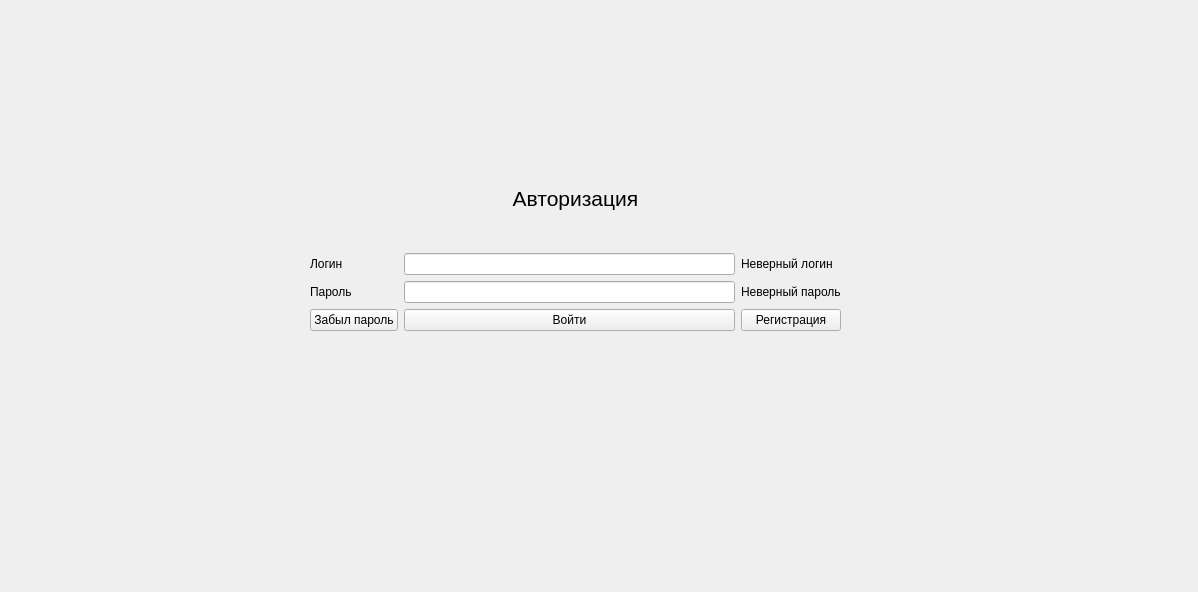
The window that auth_form.ui (k0swel/mpu_project) describes before a commit, drawn with Qt 5.
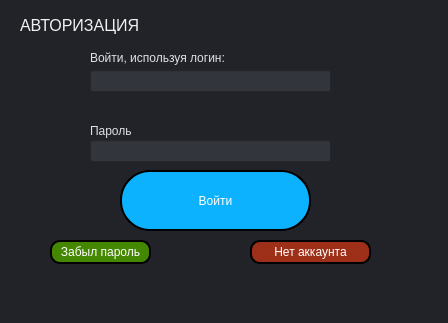
The same window after the commit.

What changed in the file:
```diff
--- a/auth_form.ui
+++ b/auth_form.ui
@@ -6,101 +6,504 @@
    <rect>
     <x>0</x>
     <y>0</y>
-    <width>1198</width>
-    <height>592</height>
+    <width>448</width>
+    <height>323</height>
    </rect>
   </property>
+  <property name="palette">
+   <palette>
+    <active>
+     <colorrole role="Button">
+      <brush brushstyle="SolidPattern">
+       <color alpha="255">
+        <red>33</red>
+        <green>35</green>
+        <blue>40</blue>
+       </color>
+      </brush>
+     </colorrole>
+     <colorrole role="Base">
+      <brush brushstyle="SolidPattern">
+       <color alpha="255">
+        <red>33</red>
+        <green>35</green>
+        <blue>40</blue>
+       </color>
+      </brush>
+     </colorrole>
+     <colorrole role="Window">
+      <brush brushstyle="SolidPattern">
+       <color alpha="255">
+        <red>33</red>
+        <green>35</green>
+        <blue>40</blue>
+       </color>
+      </brush>
+     </colorrole>
+     <colorrole role="Link">
+      <brush brushstyle="SolidPattern">
+       <color alpha="255">
+        <red>138</red>
+        <green>136</green>
+        <blue>135</blue>
+       </color>
+      </brush>
+     </colorrole>
+     <colorrole role="LinkVisited">
+      <brush brushstyle="SolidPattern">
+       <color alpha="255">
+        <red>138</red>
+        <green>136</green>
+        <blue>135</blue>
+       </color>
+      </brush>
+     </colorrole>
+    </active>
+    <inactive>
+     <colorrole role="Button">
+      <brush brushstyle="SolidPattern">
+       <color alpha="255">
+        <red>33</red>
+        <green>35</green>
+        <blue>40</blue>
+       </color>
+      </brush>
+     </colorrole>
+     <colorrole role="Base">
+      <brush brushstyle="SolidPattern">
+       <color alpha="255">
+        <red>33</red>
+        <green>35</green>
+        <blue>40</blue>
+       </color>
+      </brush>
+     </colorrole>
+     <colorrole role="Window">
+      <brush brushstyle="SolidPattern">
+       <color alpha="255">
+        <red>33</red>
+        <green>35</green>
+        <blue>40</blue>
+       </color>
+      </brush>
+     </colorrole>
+     <colorrole role="Link">
+      <brush brushstyle="SolidPattern">
+       <color alpha="255">
+        <red>138</red>
+        <green>136</green>
+        <blue>135</blue>
+       </color>
+      </brush>
+     </colorrole>
+     <colorrole role="LinkVisited">
+      <brush brushstyle="SolidPattern">
+       <color alpha="255">
+        <red>138</red>
+        <green>136</green>
+        <blue>135</blue>
+       </color>
+      </brush>
+     </colorrole>
+    </inactive>
+    <disabled>
+     <colorrole role="Button">
+      <brush brushstyle="SolidPattern">
+       <color alpha="255">
+        <red>33</red>
+        <green>35</green>
+        <blue>40</blue>
+       </color>
+      </brush>
+     </colorrole>
+     <colorrole role="Base">
+      <brush brushstyle="SolidPattern">
+       <color alpha="255">
+        <red>33</red>
+        <green>35</green>
+        <blue>40</blue>
+       </color>
+      </brush>
+     </colorrole>
+     <colorrole role="Window">
+      <brush brushstyle="SolidPattern">
+       <color alpha="255">
+        <red>33</red>
+        <green>35</green>
+        <blue>40</blue>
+       </color>
+      </brush>
+     </colorrole>
+     <colorrole role="Link">
+      <brush brushstyle="SolidPattern">
+       <color alpha="255">
+        <red>138</red>
+        <green>136</green>
+        <blue>135</blue>
+       </color>
+      </brush>
+     </colorrole>
+     <colorrole role="LinkVisited">
+      <brush brushstyle="SolidPattern">
+       <color alpha="255">
+        <red>138</red>
+        <green>136</green>
+        <blue>135</blue>
+       </color>
+      </brush>
+     </colorrole>
+    </disabled>
+   </palette>
+  </property>
   <property name="windowTitle">
    <string>Form</string>
   </property>
-  <widget class="QWidget" name="gridLayoutWidget">
+  <property name="styleSheet">
+   <string notr="true">background-color: rgb(33, 35, 40);
+</string>
+  </property>
+  <widget class="QPushButton" name="pushButton_login">
    <property name="geometry">
     <rect>
-     <x>310</x>
-     <y>150</y>
-     <width>531</width>
-     <height>181</height>
+     <x>120</x>
+     <y>170</y>
+     <width>191</width>
+     <height>61</height>
     </rect>
    </property>
-   <layout class="QGridLayout" name="gridLayout">
-    <item row="1" column="1">
-     <widget class="QLineEdit" name="lineEdit_login"/>
-    </item>
-    <item row="2" column="1">
-     <widget class="QLineEdit" name="lineEdit_password">
-      <property name="echoMode">
-       <enum>QLineEdit::EchoMode::Password</enum>
-      </property>
-      <property name="clearButtonEnabled">
-       <bool>false</bool>
-      </property>
-     </widget>
-    </item>
-    <item row="2" column="0">
-     <widget class="QLabel" name="label_password">
-      <property name="text">
-       <string>Пароль</string>
-      </property>
-     </widget>
-    </item>
-    <item row="3" column="0">
-     <widget class="QPushButton" name="pushButton_reset_password">
-      <property name="text">
-       <string>Забыл пароль</string>
-      </property>
-     </widget>
-    </item>
-    <item row="1" column="0">
-     <widget class="QLabel" name="label_login">
-      <property name="text">
-       <string>Логин</string>
-      </property>
-     </widget>
-    </item>
-    <item row="3" column="1">
-     <widget class="QPushButton" name="pushButton_login">
-      <property name="text">
-       <string>Войти</string>
-      </property>
-     </widget>
-    </item>
-    <item row="1" column="2">
-     <widget class="QLabel" name="label_wrong_login">
-      <property name="text">
-       <string>Неверный логин</string>
-      </property>
-     </widget>
-    </item>
-    <item row="2" column="2">
-     <widget class="QLabel" name="label_wrong_password">
-      <property name="text">
-       <string>Неверный пароль</string>
-      </property>
-     </widget>
-    </item>
-    <item row="0" column="0" colspan="3">
-     <widget class="QLabel" name="label">
-      <property name="font">
-       <font>
-        <pointsize>16</pointsize>
-       </font>
-      </property>
-      <property name="text">
-       <string>Авторизация</string>
-      </property>
-      <property name="alignment">
-       <set>Qt::AlignmentFlag::AlignCenter</set>
-      </property>
-     </widget>
-    </item>
-    <item row="3" column="2">
-     <widget class="QPushButton" name="pushButton_to_reg">
-      <property name="text">
-       <string>Регистрация</string>
-      </property>
-     </widget>
-    </item>
-   </layout>
+   <property name="palette">
+    <palette>
+     <active>
+      <colorrole role="WindowText">
+       <brush brushstyle="SolidPattern">
+        <color alpha="255">
+         <red>0</red>
+         <green>0</green>
+         <blue>0</blue>
+        </color>
+       </brush>
+      </colorrole>
+      <colorrole role="Button">
+       <brush brushstyle="SolidPattern">
+        <color alpha="255">
+         <red>13</red>
+         <green>178</green>
+         <blue>255</blue>
+        </color>
+       </brush>
+      </colorrole>
+      <colorrole role="Text">
+       <brush brushstyle="SolidPattern">
+        <color alpha="255">
+         <red>255</red>
+         <green>255</green>
+         <blue>255</blue>
+        </color>
+       </brush>
+      </colorrole>
+      <colorrole role="ButtonText">
+       <brush brushstyle="SolidPattern">
+        <color alpha="255">
+         <red>0</red>
+         <green>0</green>
+         <blue>0</blue>
+        </color>
+       </brush>
+      </colorrole>
+      <colorrole role="Base">
+       <brush brushstyle="SolidPattern">
+        <color alpha="255">
+         <red>13</red>
+         <green>178</green>
+         <blue>255</blue>
+        </color>
+       </brush>
+      </colorrole>
+      <colorrole role="Window">
+       <brush brushstyle="SolidPattern">
+        <color alpha="255">
+         <red>13</red>
+         <green>178</green>
+         <blue>255</blue>
+        </color>
+       </brush>
+      </colorrole>
+      <colorrole role="PlaceholderText">
+       <brush brushstyle="SolidPattern">
+        <color alpha="128">
+         <red>255</red>
+         <green>255</green>
+         <blue>255</blue>
+        </color>
+       </brush>
+      </colorrole>
+     </active>
+     <inactive>
+      <colorrole role="WindowText">
+       <brush brushstyle="SolidPattern">
+        <color alpha="255">
+         <red>0</red>
+         <green>0</green>
+         <blue>0</blue>
+        </color>
+       </brush>
+      </colorrole>
+      <colorrole role="Button">
+       <brush brushstyle="SolidPattern">
+        <color alpha="255">
+         <red>13</red>
+         <green>178</green>
+         <blue>255</blue>
+        </color>
+       </brush>
+      </colorrole>
+      <colorrole role="Text">
+       <brush brushstyle="SolidPattern">
+        <color alpha="255">
+         <red>255</red>
+         <green>255</green>
+         <blue>255</blue>
+        </color>
+       </brush>
+      </colorrole>
+      <colorrole role="ButtonText">
+       <brush brushstyle="SolidPattern">
+        <color alpha="255">
+         <red>0</red>
+         <green>0</green>
+         <blue>0</blue>
+        </color>
+       </brush>
+      </colorrole>
+      <colorrole role="Base">
+       <brush brushstyle="SolidPattern">
+        <color alpha="255">
+         <red>13</red>
+         <green>178</green>
+         <blue>255</blue>
+        </color>
+       </brush>
+      </colorrole>
+      <colorrole role="Window">
+       <brush brushstyle="SolidPattern">
+        <color alpha="255">
+         <red>13</red>
+         <green>178</green>
+         <blue>255</blue>
+        </color>
+       </brush>
+      </colorrole>
+      <colorrole role="PlaceholderText">
+       <brush brushstyle="SolidPattern">
+        <color alpha="128">
+         <red>255</red>
+         <green>255</green>
+         <blue>255</blue>
+        </color>
+       </brush>
+      </colorrole>
+     </inactive>
+     <disabled>
+      <colorrole role="WindowText">
+       <brush brushstyle="SolidPattern">
+        <color alpha="255">
+         <red>255</red>
+         <green>255</green>
+         <blue>255</blue>
+        </color>
+       </brush>
+      </colorrole>
+      <colorrole role="Button">
+       <brush brushstyle="SolidPattern">
+        <color alpha="255">
+         <red>13</red>
+         <green>178</green>
+         <blue>255</blue>
+        </color>
+       </brush>
+      </colorrole>
+      <colorrole role="Text">
+       <brush brushstyle="SolidPattern">
+        <color alpha="255">
+         <red>255</red>
+         <green>255</green>
+         <blue>255</blue>
+        </color>
+       </brush>
+      </colorrole>
+      <colorrole role="ButtonText">
+       <brush brushstyle="SolidPattern">
+        <color alpha="255">
+         <red>255</red>
+         <green>255</green>
+         <blue>255</blue>
+        </color>
+       </brush>
+      </colorrole>
+      <colorrole role="Base">
+       <brush brushstyle="SolidPattern">
+        <color alpha="255">
+         <red>13</red>
+         <green>178</green>
+         <blue>255</blue>
+        </color>
+       </brush>
+      </colorrole>
+      <colorrole role="Window">
+       <brush brushstyle="SolidPattern">
+        <color alpha="255">
+         <red>13</red>
+         <green>178</green>
+         <blue>255</blue>
+        </color>
+       </brush>
+      </colorrole>
+      <colorrole role="PlaceholderText">
+       <brush brushstyle="SolidPattern">
+        <color alpha="128">
+         <red>255</red>
+         <green>255</green>
+         <blue>255</blue>
+        </color>
+       </brush>
+      </colorrole>
+     </disabled>
+    </palette>
+   </property>
+   <property name="styleSheet">
+    <string notr="true">border-radius: 30px;  /* Скругление углов */
+color: rgb(255, 255, 255);
+background-color: rgb(13, 178, 255);
+border: 2px solid rgb(0,0,0);
+</string>
+   </property>
+   <property name="text">
+    <string>Войти</string>
+   </property>
+  </widget>
+  <widget class="QPushButton" name="pushButton_reset_password">
+   <property name="geometry">
+    <rect>
+     <x>50</x>
+     <y>240</y>
+     <width>101</width>
+     <height>24</height>
+    </rect>
+   </property>
+   <property name="styleSheet">
+    <string notr="true">border-radius: 10px;  /* Скругление углов */
+background-color: rgb(68, 135, 0);
+color: white;
+selection-color: rgb(85, 255, 0);
+border: 2px solid rgb(0, 0, 0);</string>
+   </property>
+   <property name="text">
+    <string>Забыл пароль</string>
+   </property>
+  </widget>
+  <widget class="QPushButton" name="pushButton_to_reg">
+   <property name="geometry">
+    <rect>
+     <x>250</x>
+     <y>240</y>
+     <width>121</width>
+     <height>24</height>
+    </rect>
+   </property>
+   <property name="styleSheet">
+    <string notr="true">border-radius: 10px;  /* Скругление углов */
+background-color: rgb(158, 48, 25);
+color: white;
+border: 2px solid rgb(0, 0, 0);</string>
+   </property>
+   <property name="text">
+    <string>Нет аккаунта</string>
+   </property>
+  </widget>
+  <widget class="QLabel" name="label_login">
+   <property name="geometry">
+    <rect>
+     <x>90</x>
+     <y>50</y>
+     <width>241</width>
+     <height>16</height>
+    </rect>
+   </property>
+   <property name="styleSheet">
+    <string notr="true">color: rgb(224, 225, 230);</string>
+   </property>
+   <property name="text">
+    <string>Войти, используя логин:</string>
+   </property>
+  </widget>
+  <widget class="QLineEdit" name="lineEdit_login">
+   <property name="geometry">
+    <rect>
+     <x>90</x>
+     <y>70</y>
+     <width>241</width>
+     <height>22</height>
+    </rect>
+   </property>
+   <property name="styleSheet">
+    <string notr="true">background-color: rgb(50, 53, 60);</string>
+   </property>
+  </widget>
+  <widget class="QLabel" name="label_password">
+   <property name="geometry">
+    <rect>
+     <x>90</x>
+     <y>120</y>
+     <width>142</width>
+     <height>21</height>
+    </rect>
+   </property>
+   <property name="styleSheet">
+    <string notr="true">color: rgb(224, 225, 230);</string>
+   </property>
+   <property name="text">
+    <string>Пароль</string>
+   </property>
+  </widget>
+  <widget class="QLineEdit" name="lineEdit_password">
+   <property name="geometry">
+    <rect>
+     <x>90</x>
+     <y>140</y>
+     <width>241</width>
+     <height>22</height>
+    </rect>
+   </property>
+   <property name="styleSheet">
+    <string notr="true">background-color: rgb(50, 53, 60);</string>
+   </property>
+   <property name="echoMode">
+    <enum>QLineEdit::EchoMode::Password</enum>
+   </property>
+   <property name="clearButtonEnabled">
+    <bool>false</bool>
+   </property>
+  </widget>
+  <widget class="QLabel" name="label">
+   <property name="geometry">
+    <rect>
+     <x>20</x>
+     <y>10</y>
+     <width>121</width>
+     <height>31</height>
+    </rect>
+   </property>
+   <property name="font">
+    <font>
+     <pointsize>12</pointsize>
+    </font>
+   </property>
+   <property name="styleSheet">
+    <string notr="true">color: rgb(241, 241, 241);</string>
+   </property>
+   <property name="text">
+    <string>АВТОРИЗАЦИЯ</string>
+   </property>
   </widget>
  </widget>
  <resources/>
```
